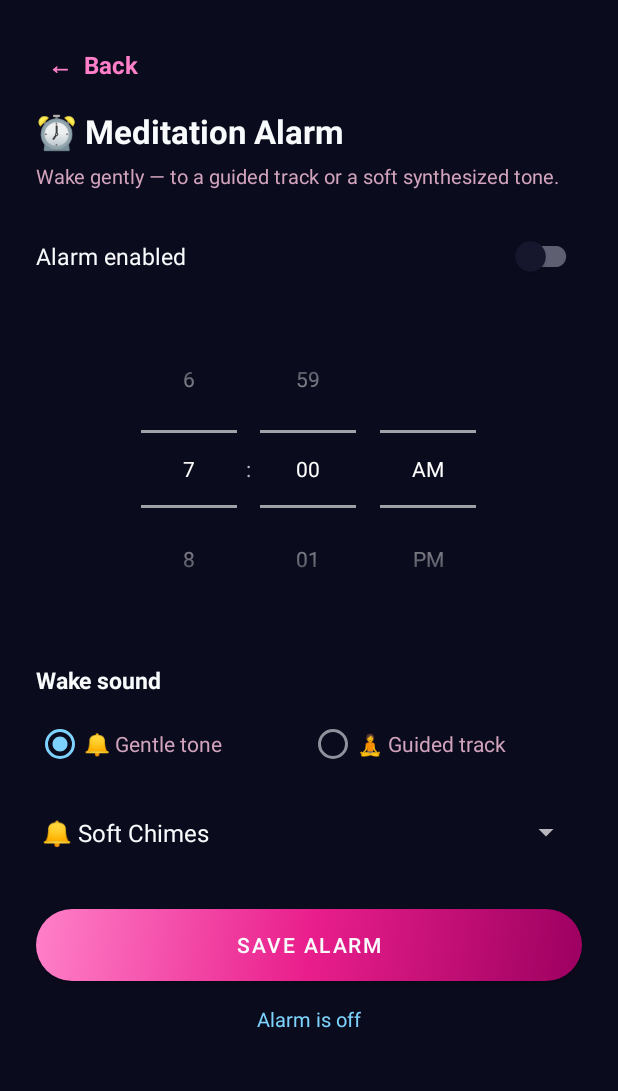
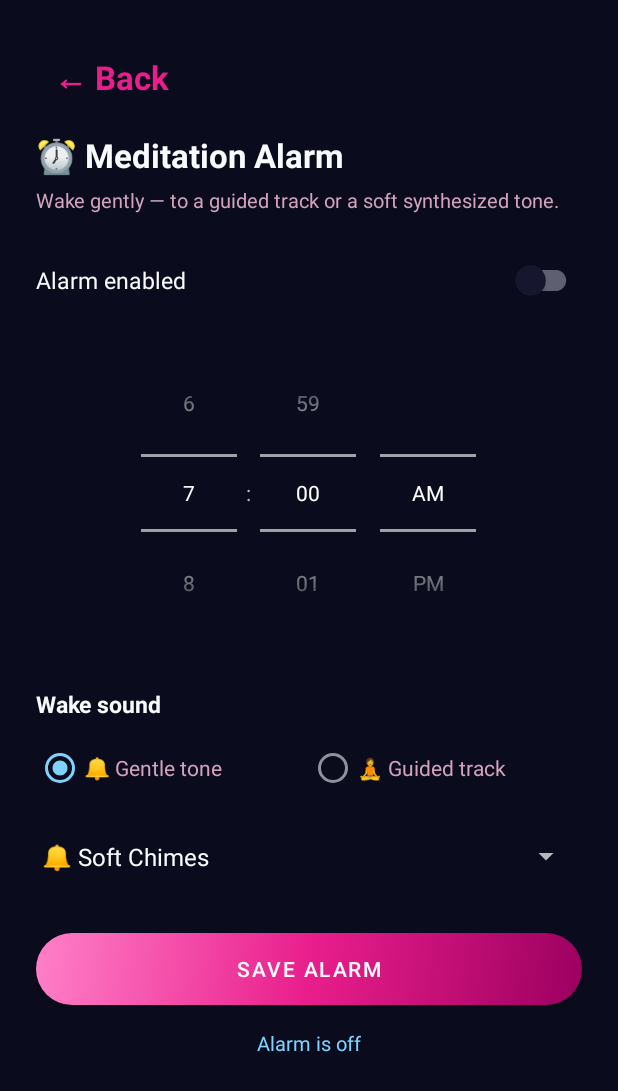
Before and after one commit to PhotonBounce/guidedmeditationportal, an Android app: the screen it shows after launch (AlarmActivity), item 2 of the bottom bar chosen, on a phone screen of 412 x 824 dp. Shown: the top 1091 px of the screen. Run offline under Robolectric (Android 15) with nearby library versions, the phone set to English and light mode, and no system bars; our stand-ins replace AdMob; pictures from the network do not load; 4 statements that could not run were skipped.

Commit message:
Polish: stop BGM on nav, alarm toast, larger back btn, random BGM, 30s web preview, inner scroll fix
- Stop meditation playback when navigating to Breathing/AiChat/Alarm screens
- AlarmActivity: show toast confirmation when alarm saved; enlarge back arrow (22sp, accent_iris, 12dp padding)
- MainActivity: auto-pick random background music on fresh play when none selected
- Web microsite: extend audio preview to 30 seconds with auto-stop timer
- Web microsite: fix inner scroll — wheel/touch events captured inside phone frame so track list scrolls instead of outer page
- style.css: track-list and app-body overflow-y:auto + overscroll-behavior:contain

https://claude.ai/code/session_01A717HzDXJbdgNGAB62RpJc

```diff
--- a/app/src/main/java/com/auroramind/meditation/AlarmActivity.kt
+++ b/app/src/main/java/com/auroramind/meditation/AlarmActivity.kt
@@ -101,6 +101,9 @@ class AlarmActivity : AppCompatActivity() {
 
         AlarmScheduler.reschedule(this)
         updateStatus()
+        val timeStr = "%02d:%02d".format(hour, minute)
+        val msg = if (enabled) "✅ Alarm saved — rings at $timeStr" else "Alarm disabled"
+        Toast.makeText(this, msg, Toast.LENGTH_SHORT).show()
     }
 
     private fun canScheduleExact(): Boolean {
--- a/app/src/main/res/layout/activity_alarm.xml
+++ b/app/src/main/res/layout/activity_alarm.xml
@@ -18,11 +18,11 @@
             android:layout_width="wrap_content"
             android:layout_height="wrap_content"
             android:layout_marginBottom="10dp"
-            android:text="←  Back"
-            android:textColor="@color/accent_purple_light"
-            android:textSize="16sp"
+            android:text="← Back"
+            android:textColor="@color/accent_iris"
+            android:textSize="22sp"
             android:textStyle="bold"
-            android:padding="8dp"
+            android:padding="12dp"
             android:background="?attr/selectableItemBackgroundBorderless"
             android:clickable="true"
             android:focusable="true" />
```
Also changed, not shown: app/src/main/java/com/auroramind/meditation/MainActivity.kt (+18 -0 lines), 1 other file.
